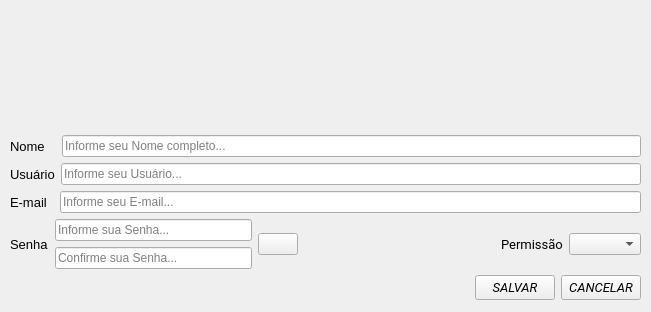
EndrewFerreira/HOSTIIN, file Prototipo HostInn/Telas/tela_editar.ui: the form before one commit.
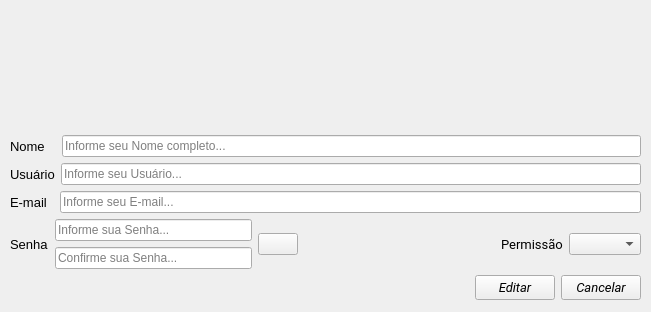
The form after the commit. The open tabs and pages were chosen to show the change.

Commit message: add funções editar

```diff
--- a/Prototipo HostInn/Telas/tela_editar.ui
+++ b/Prototipo HostInn/Telas/tela_editar.ui
@@ -392,7 +392,7 @@
             </font>
            </property>
            <property name="text">
-            <string>SALVAR</string>
+            <string>Editar</string>
            </property>
           </widget>
          </item>
@@ -408,7 +408,7 @@
             </font>
            </property>
            <property name="text">
-            <string>CANCELAR</string>
+            <string>Cancelar</string>
            </property>
           </widget>
          </item>
```
Left out of the diff: 12 changed lines with no effect on the pictures. The commit also changes 5 other files.
